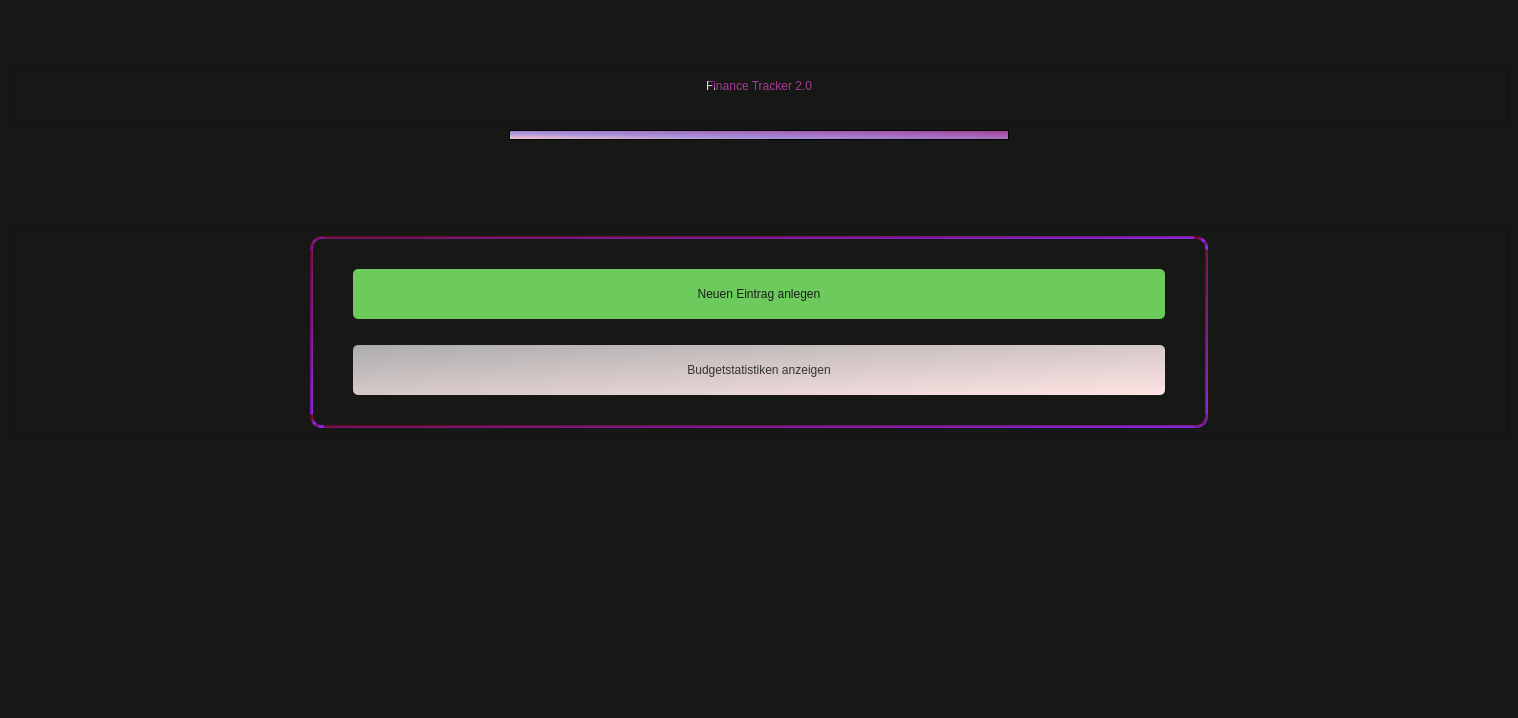
Qt form ui/mainWindow/mainwindow.ui (MopedG/FinanceAnalytics) before a commit.
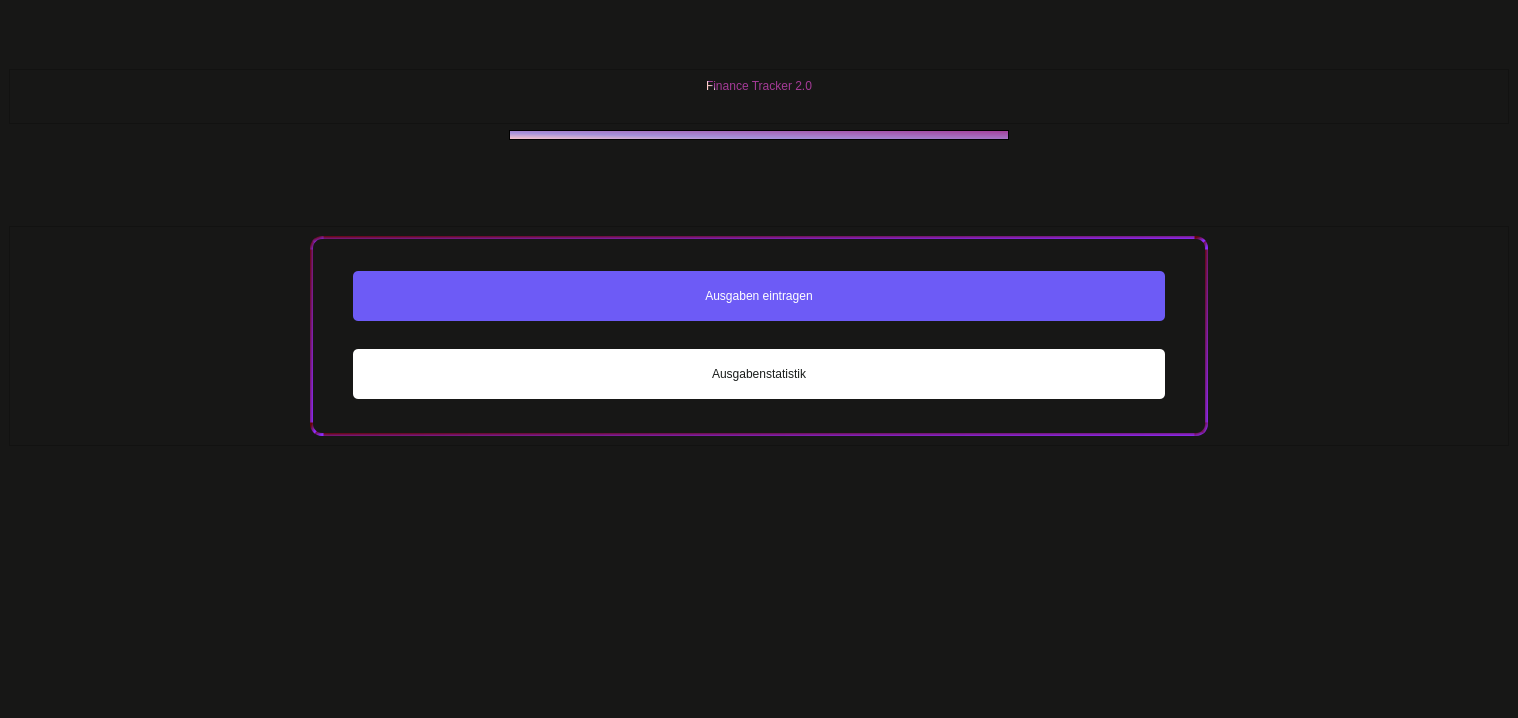
The same form after that commit.

The edit to the form file:
```diff
--- a/ui/mainWindow/mainwindow.ui
+++ b/ui/mainWindow/mainwindow.ui
@@ -175,7 +175,7 @@
           <property name="minimumSize">
            <size>
             <width>1100</width>
-            <height>200</height>
+            <height>220</height>
            </size>
           </property>
           <property name="maximumSize">
@@ -234,6 +234,9 @@
              <property name="frameShadow">
               <enum>QFrame::Raised</enum>
              </property>
+             <property name="lineWidth">
+              <number>1</number>
+             </property>
              <layout class="QVBoxLayout" name="verticalLayout_4">
               <property name="leftMargin">
                <number>40</number>
@@ -271,24 +274,33 @@
                  <cursorShape>PointingHandCursor</cursorShape>
                 </property>
                 <property name="styleSheet">
-                 <string notr="true">QPushButton
+                 <string notr="true">
+QPushButton
 {
 	border-radius: 5px;
+
+	background-color: rgb(109, 91, 246);
 	
-	
-	background-color: rgb(108, 203, 92);
-	color: rgb(26, 29, 27);
+	color: rgb(255, 255, 255);
 	font: 700 20pt &quot;Segoe UI&quot;;
 }
 QPushButton:hover {
 	background-color: rgb(97, 190, 84);
 }
 QPushButton:pressed {
-	background-color: rgb(90, 180, 75);
-}</string>
+	
+	background-color: rgb(71, 71, 212);
+}
+
+QPushButton:disabled {
+	background-color: rgb(54, 54, 54);
+}
+
+
+</string>
                 </property>
                 <property name="text">
-                 <string>Neuen Eintrag anlegen</string>
+                 <string>Ausgaben eintragen</string>
                 </property>
                </widget>
               </item>
@@ -332,14 +344,11 @@
                  <cursorShape>PointingHandCursor</cursorShape>
                 </property>
                 <property name="styleSheet">
-                 <string notr="true">
-
-QPushButton
+                 <string notr="true">QPushButton
 {
 	border-radius: 5px;
-	
-	background-color: qlineargradient(spread:pad, x1:0, y1:0, x2:1, y2:1, stop:0 rgba(173, 173, 173, 255), stop:1 rgba(255, 228, 228, 255));
-	color: rgb(51, 51, 51);
+	background-color:  white;
+	color: rgb(26, 29, 27);
 	font: 700 20pt &quot;Segoe UI&quot;;
 }
 QPushButton:hover {
@@ -348,14 +357,10 @@
 QPushButton:pressed {
 	
 	background-color: rgb(175, 175, 175);
-}
-
-QPushButton:disabled {
-	background-color: rgb(54, 54, 54);
 }</string>
                 </property>
                 <property name="text">
-                 <string>Budgetstatistiken anzeigen</string>
+                 <string>Ausgabenstatistik</string>
                 </property>
                </widget>
               </item>
```
Left out of the diff: 8 changed lines with no effect on the pictures.
